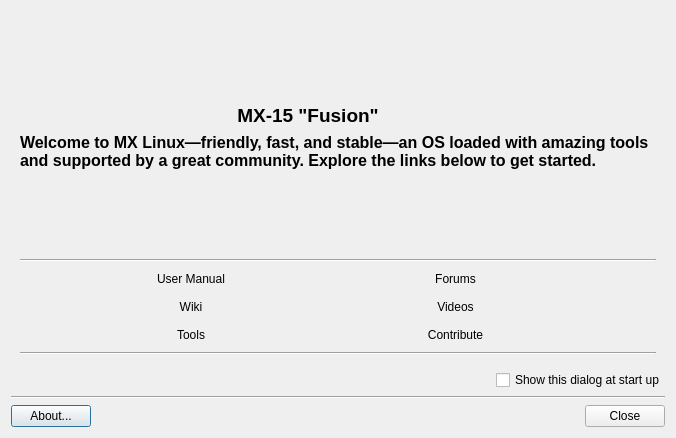
Above: mxwelcome.ui from MX-Linux/mx-welcome before the change. Below: the same form after it.
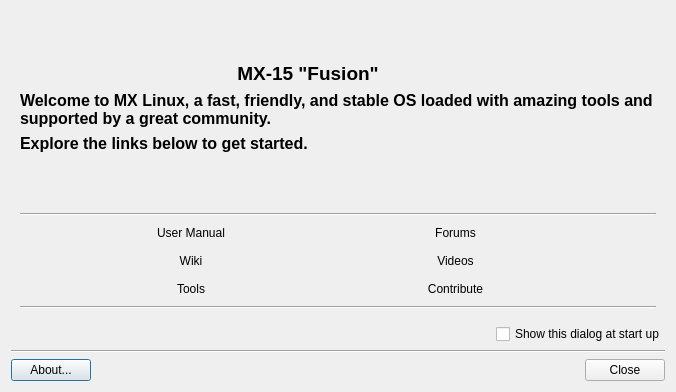
That is the form after the change. Icons and pictures are not drawn. Custom widgets are drawn as their Qt base class.

The edit to the form file:
```diff
--- a/mxwelcome.ui
+++ b/mxwelcome.ui
@@ -7,7 +7,7 @@
     <x>0</x>
     <y>0</y>
     <width>672</width>
-    <height>438</height>
+    <height>392</height>
    </rect>
   </property>
   <property name="windowTitle">
@@ -259,7 +259,7 @@
         <property name="sizeHint" stdset="0">
          <size>
           <width>20</width>
-          <height>40</height>
+          <height>0</height>
          </size>
         </property>
        </spacer>
@@ -303,7 +303,7 @@
       <item row="3" column="0" colspan="5">
        <widget class="QLabel" name="labelIntro">
         <property name="text">
-         <string>&lt;html&gt;&lt;head/&gt;&lt;body&gt;&lt;p&gt;&lt;span style=&quot; font-size:12pt; font-weight:600;&quot;&gt;Welcome to MX Linux—friendly, fast, and stable—an OS loaded with amazing tools and supported by a great community. Explore the links below to get started.&lt;/span&gt;&lt;/p&gt;&lt;/body&gt;&lt;/html&gt;</string>
+         <string>&lt;html&gt;&lt;head/&gt;&lt;body&gt;&lt;p&gt;&lt;span style=&quot; font-size:12pt; font-weight:600;&quot;&gt;Welcome to MX Linux, a fast, friendly, and stable OS loaded with amazing tools and supported by a great community. &lt;/span&gt;&lt;/p&gt;&lt;/body&gt;&lt;/html&gt;</string>
         </property>
         <property name="alignment">
          <set>Qt::AlignLeading|Qt::AlignLeft|Qt::AlignVCenter</set>
@@ -344,7 +344,7 @@
         <property name="sizeHint" stdset="0">
          <size>
           <width>20</width>
-          <height>40</height>
+          <height>0</height>
          </size>
         </property>
        </spacer>
@@ -564,6 +564,16 @@
         </property>
        </widget>
       </item>
+      <item row="4" column="0" colspan="5">
+       <widget class="QLabel" name="label">
+        <property name="text">
+         <string>&lt;html&gt;&lt;head/&gt;&lt;body&gt;&lt;p&gt;&lt;span style=&quot; font-size:12pt; font-weight:600;&quot;&gt;Explore the links below to get started.&lt;/span&gt;&lt;br/&gt;&lt;/p&gt;&lt;/body&gt;&lt;/html&gt;</string>
+        </property>
+        <property name="textFormat">
+         <enum>Qt::RichText</enum>
+        </property>
+       </widget>
+      </item>
      </layout>
     </widget>
    </item>
```
